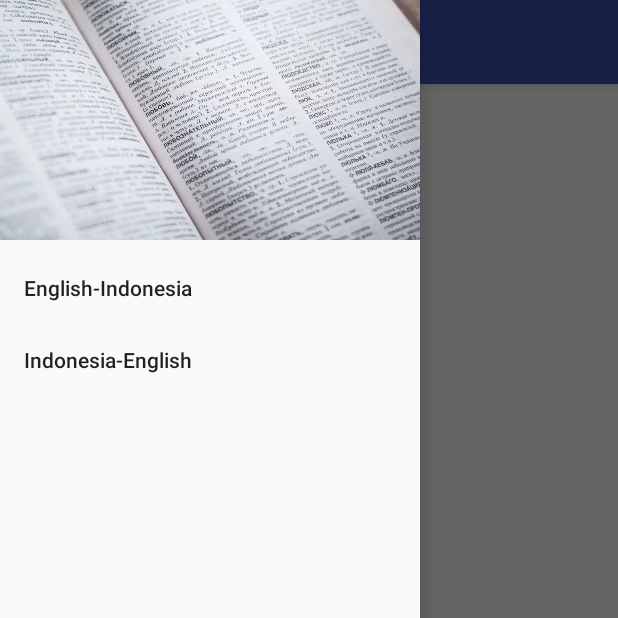
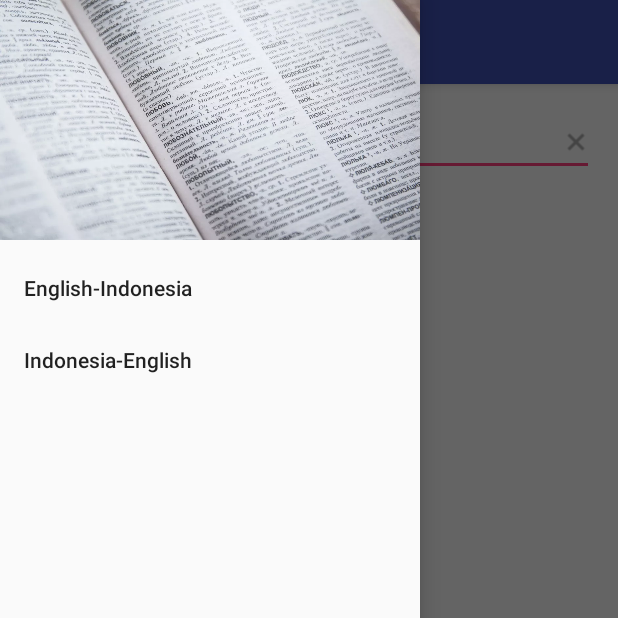
Before and after one commit to Sumino99/Dicoding-Android-Developer-Expert---Kamus, an Android app: the EnglishIndonesiaFragment screen opened directly, with no data from a screen before it, with the side drawer open, on a phone screen of 412 x 824 dp, the top half of it. Run offline under Robolectric (Android 15) with nearby library versions, the phone set to English and light mode, and no system bars; our stand-ins replace ButterKnife, Dagger/Hilt's generated code.

Commit message:
Create layout according to the design for fragment indonesia-english and english-indonesia

```diff
--- /dev/null
+++ b/app/src/main/res/drawable/ic_cross_darker_gray_24dp.xml
@@ -0,0 +1,9 @@
+<vector xmlns:android="http://schemas.android.com/apk/res/android"
+        android:width="24dp"
+        android:height="24dp"
+        android:viewportWidth="24.0"
+        android:viewportHeight="24.0">
+    <path
+        android:fillColor="@android:color/darker_gray"
+        android:pathData="M19,13h-6v6h-2v-6H5v-2h6V5h2v6h6v2z"/>
+</vector>
--- a/app/src/main/res/layout/fragment_english_indonesia.xml
+++ b/app/src/main/res/layout/fragment_english_indonesia.xml
@@ -1,13 +1,45 @@
-<FrameLayout xmlns:android="http://schemas.android.com/apk/res/android"
+<LinearLayout xmlns:android="http://schemas.android.com/apk/res/android"
     xmlns:tools="http://schemas.android.com/tools"
     android:layout_width="match_parent"
     android:layout_height="match_parent"
+    android:orientation="vertical"
+    android:paddingBottom="@dimen/activity_vertical_margin"
+    android:paddingLeft="@dimen/activity_horizontal_margin"
+    android:paddingRight="@dimen/activity_horizontal_margin"
+    android:paddingTop="@dimen/activity_vertical_margin"
     tools:context="com.ysn.dicodingandroiddeveloperexpert_kamus.ui.dashboard.fragments.englishindonesia.EnglishIndonesiaFragment">
 
-    <!-- TODO: Update blank fragment layout -->
-    <TextView
+    <RelativeLayout
+        android:layout_width="match_parent"
+        android:layout_height="wrap_content">
+
+        <EditText
+            android:id="@+id/edit_text_keyword_english_fragment_english_indonesia"
+            android:layout_width="match_parent"
+            android:layout_height="wrap_content"
+            android:paddingEnd="24dp"
+            android:paddingStart="0dp"
+            android:maxLines="1"
+            android:singleLine="true"
+            android:hint="@string/search_word_english" />
+
+        <ImageView
+            android:layout_width="wrap_content"
+            android:layout_height="wrap_content"
+            android:id="@+id/image_view_clear_keyword_english_fragment_english_indonesia"
+            android:rotation="45"
+            android:src="@drawable/ic_cross_darker_gray_24dp"
+            android:layout_centerVertical="true"
+            android:layout_alignParentEnd="true"
+            android:contentDescription="@string/image_view_clear_edit_text_keyword"
+            />
+
+    </RelativeLayout>
+
+    <android.support.v7.widget.RecyclerView
         android:layout_width="match_parent"
         android:layout_height="match_parent"
-        android:text="@string/english_indonesia" />
+        android:id="@+id/recycler_view_result_data_keyword_fragment_english_indonesia"
+        />
 
-</FrameLayout>
+</LinearLayout>
--- a/app/src/main/res/values/strings.xml
+++ b/app/src/main/res/values/strings.xml
@@ -16,4 +16,7 @@
 
     <!-- TODO: Remove or change this placeholder text -->
     <string name="hello_blank_fragment">Hello blank fragment</string>
+    <string name="search_word_english">Search word english</string>
+    <string name="image_view_clear_edit_text_keyword">image view clear edit text keyword</string>
+    <string name="search_word_indonesia">Search word indonesia</string>
 </resources>
```
Also changed, not shown: app/src/main/res/drawable-v21/ic_menu_camera.xml (deleted, +0 -12 lines), app/src/main/res/drawable-v21/ic_menu_gallery.xml (deleted, +0 -9 lines), app/src/main/res/drawable-v21/ic_menu_manage.xml (deleted, +0 -9 lines), app/src/main/res/drawable-v21/ic_menu_send.xml (deleted, +0 -9 lines), app/src/main/res/drawable-v21/ic_menu_share.xml (deleted, +0 -9 lines), app/src/main/res/drawable-v21/ic_menu_slideshow.xml (deleted, +0 -9 lines), app/src/main/res/layout/fragment_indonesia_english.xml (+36 -5 lines).
